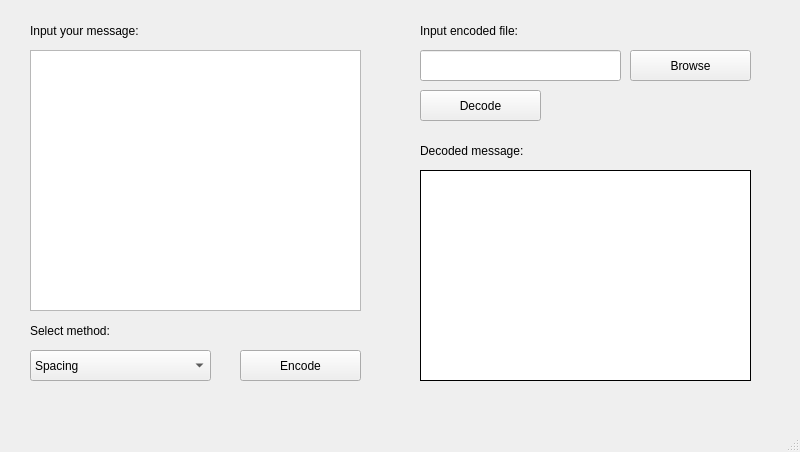
Argeross/StegoDocx, file gui.ui: the form before one commit.
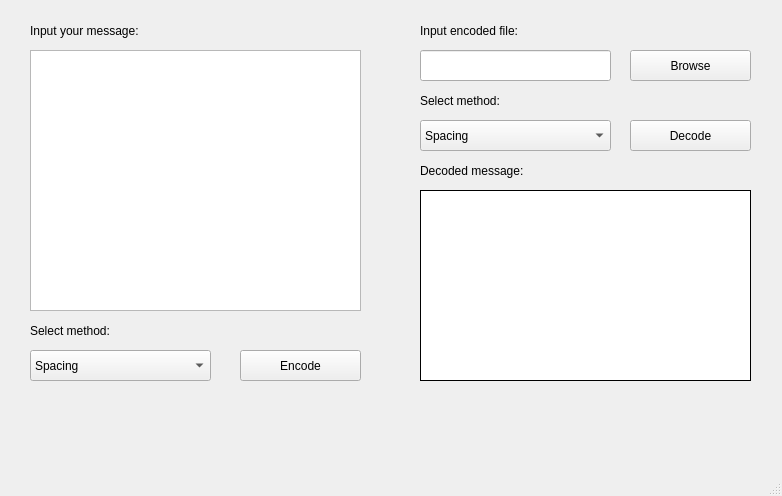
The form after the commit.

Commit message: changed gui to be imported from iu file and added file browse

Patch:
```diff
--- a/gui.ui
+++ b/gui.ui
@@ -6,8 +6,8 @@
    <rect>
     <x>0</x>
     <y>0</y>
-    <width>800</width>
-    <height>452</height>
+    <width>782</width>
+    <height>496</height>
    </rect>
   </property>
   <property name="windowTitle">
@@ -30,8 +30,8 @@
    <widget class="QPushButton" name="decodeBtn">
     <property name="geometry">
      <rect>
-      <x>420</x>
-      <y>90</y>
+      <x>630</x>
+      <y>120</y>
       <width>121</width>
       <height>31</height>
      </rect>
@@ -66,10 +66,10 @@
    <widget class="QLabel" name="fileSavedAtLabel">
     <property name="geometry">
      <rect>
-      <x>40</x>
-      <y>380</y>
-      <width>321</width>
-      <height>16</height>
+      <x>30</x>
+      <y>400</y>
+      <width>721</width>
+      <height>41</height>
      </rect>
     </property>
     <property name="text">
@@ -119,7 +119,7 @@
      <rect>
       <x>420</x>
       <y>50</y>
-      <width>201</width>
+      <width>191</width>
       <height>31</height>
      </rect>
     </property>
@@ -141,9 +141,9 @@
     <property name="geometry">
      <rect>
       <x>420</x>
-      <y>170</y>
+      <y>190</y>
       <width>331</width>
-      <height>211</height>
+      <height>191</height>
      </rect>
     </property>
     <property name="autoFillBackground">
@@ -176,7 +176,7 @@
     <property name="geometry">
      <rect>
       <x>420</x>
-      <y>140</y>
+      <y>160</y>
       <width>331</width>
       <height>21</height>
      </rect>
@@ -185,6 +185,44 @@
      <string>Decoded message:</string>
     </property>
    </widget>
+   <widget class="QComboBox" name="selectMethodDecode">
+    <property name="geometry">
+     <rect>
+      <x>420</x>
+      <y>120</y>
+      <width>191</width>
+      <height>31</height>
+     </rect>
+    </property>
+    <item>
+     <property name="text">
+      <string>Spacing</string>
+     </property>
+    </item>
+    <item>
+     <property name="text">
+      <string>Background Color</string>
+     </property>
+    </item>
+    <item>
+     <property name="text">
+      <string>Letter Color</string>
+     </property>
+    </item>
+   </widget>
+   <widget class="QLabel" name="label_3">
+    <property name="geometry">
+     <rect>
+      <x>420</x>
+      <y>90</y>
+      <width>121</width>
+      <height>21</height>
+     </rect>
+    </property>
+    <property name="text">
+     <string>Select method:</string>
+    </property>
+   </widget>
   </widget>
   <widget class="QMenuBar" name="menubar">
    <property name="geometry">
```
Left out of the diff: 6 changed lines with no effect on the pictures. The commit also changes 1 other file.
